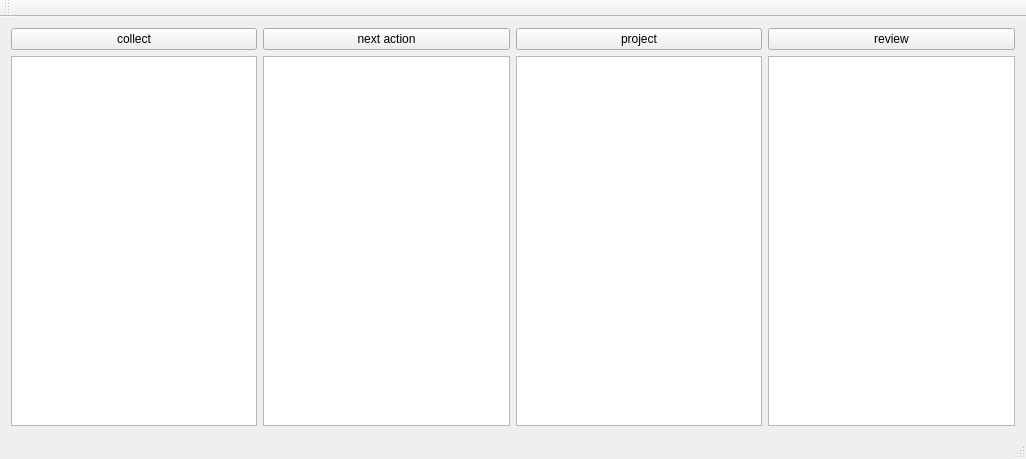
Before: the Qt Designer form aside.ui in spmno/Aside, drawn with Qt 5.
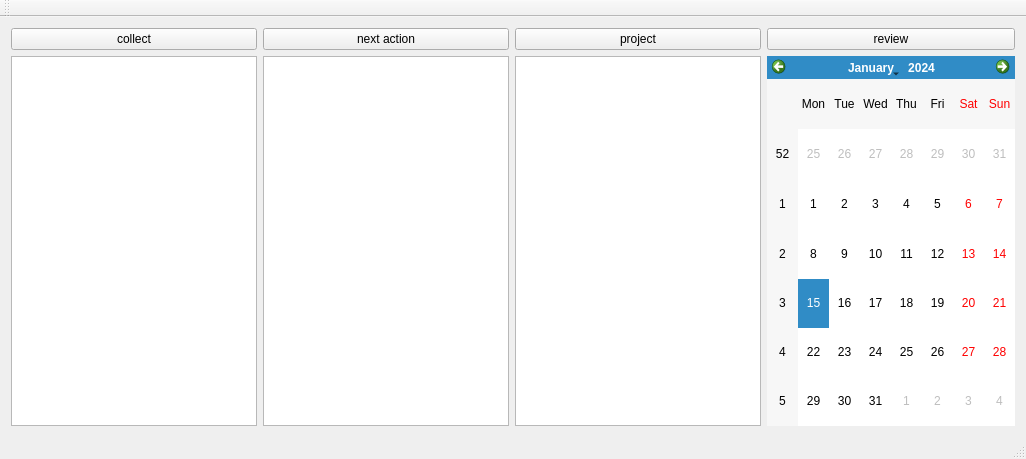
After: the same form once the commit is applied.

Commit message: add project function

Patch:
```diff
--- a/aside.ui
+++ b/aside.ui
@@ -39,7 +39,7 @@
        </widget>
       </item>
       <item>
-       <widget class="QColumnView" name="columnView_2"/>
+       <widget class="QListView" name="nextActionList_"/>
       </item>
      </layout>
     </item>
@@ -53,7 +53,14 @@
        </widget>
       </item>
       <item>
-       <widget class="QColumnView" name="columnView_3"/>
+       <widget class="QTreeView" name="projectTreeView">
+        <property name="contextMenuPolicy">
+         <enum>Qt::NoContextMenu</enum>
+        </property>
+        <attribute name="headerVisible">
+         <bool>false</bool>
+        </attribute>
+       </widget>
       </item>
      </layout>
     </item>
@@ -67,7 +74,7 @@
        </widget>
       </item>
       <item>
-       <widget class="QColumnView" name="columnView_4"/>
+       <widget class="QCalendarWidget" name="calendarWidget"/>
       </item>
      </layout>
     </item>
```
Left out of the diff: 41 changed lines with no effect on the pictures. The commit also changes 25 other files.
